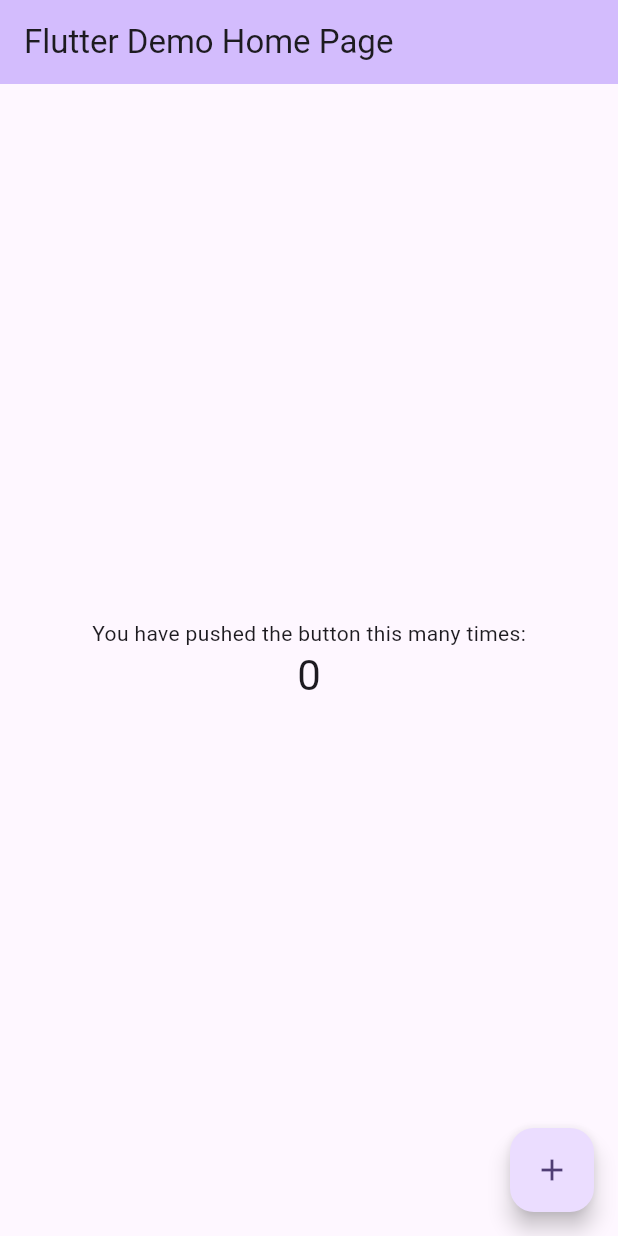
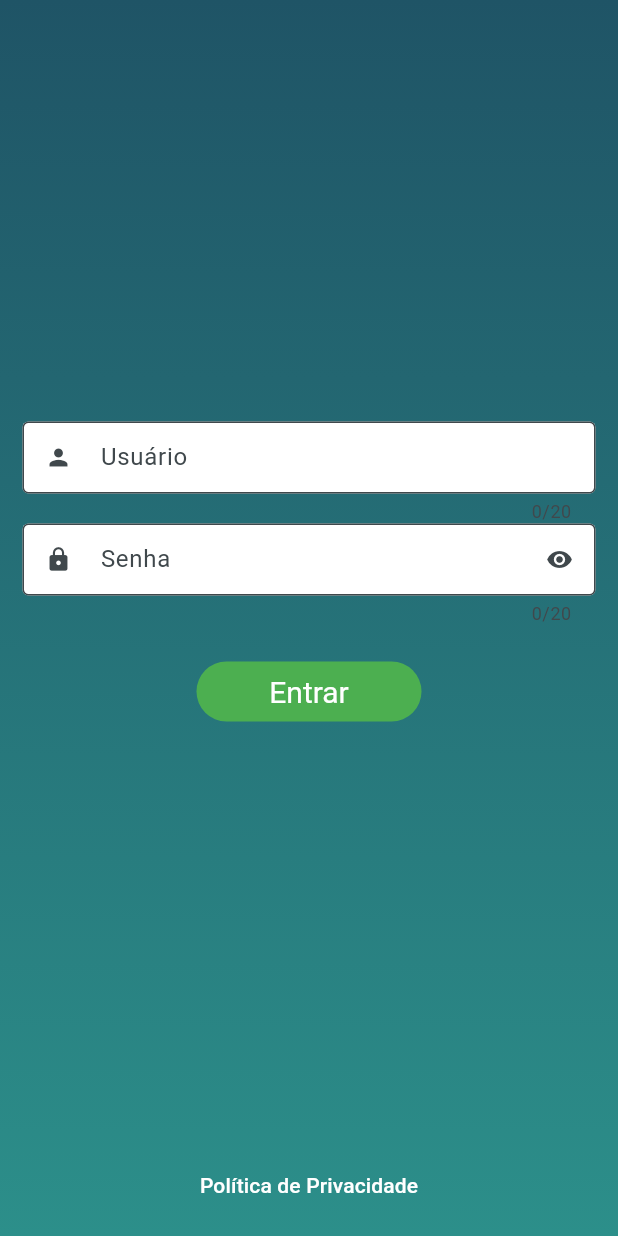
Before and after one commit to edilson14/prova_flutter, a Flutter app: the screen it shows after launch, on a phone screen of 412 x 824 dp. Run offline on Flutter 3.47's test engine with Material 2 defaults, Android fonts, the phone set to English and light mode, and no system bars; our stand-ins replace flutter_mobx, mobx; generated files the repository leaves out were written again.

Commit message:
feat(login): fluxo do login implementado

```diff
--- /dev/null
+++ b/lib/core/messages/messages.dart
@@ -0,0 +1,10 @@
+class AppMessages {
+  AppMessages._();
+
+  static const String required = 'O campo é obrigatório!';
+  static const String moreThanTwoCarcters =
+      'O campo senha deve conter pelo menos 2 caracteres!';
+  static const String spaceAtEnd = 'Não pode finalizar com espaço!';
+  static const String specialCaracter =
+      'A senha não pode conter caracteres especiais!';
+}
--- /dev/null
+++ b/lib/core/styles/app_styles.dart
@@ -0,0 +1,11 @@
+import 'package:flutter/material.dart';
+
+import 'styles.dart';
+
+ButtonStyle loginButtonStyles = TextButton.styleFrom(
+  foregroundColor: AppColors.white,
+  backgroundColor: AppColors.green,
+  textStyle: const TextStyle(
+    fontSize: 20,
+  ),
+);
--- /dev/null
+++ b/lib/core/styles/colors.dart
@@ -0,0 +1,15 @@
+import 'package:flutter/material.dart';
+
+class AppColors {
+  AppColors._();
+
+  static const Color darkGreen = Color(0xff1f5466);
+  static const Color lightGreen = Color(0xff2c8f8a);
+  static const Color green = Colors.green;
+  static const Color white = Colors.white;
+
+  static List<Color> gradientColors = [
+    darkGreen,
+    lightGreen,
+  ];
+}
--- /dev/null
+++ b/lib/core/styles/styles.dart
@@ -0,0 +1,3 @@
+export 'app_styles.dart';
+export 'colors.dart';
+export 'theme.dart';
--- /dev/null
+++ b/lib/core/styles/theme.dart
@@ -0,0 +1,13 @@
+import 'package:flutter/material.dart';
+import 'package:capture_text/core/styles/styles.dart';
+
+ThemeData appTheme = ThemeData(
+  useMaterial3: true,
+  colorScheme: ColorScheme.fromSeed(seedColor: AppColors.darkGreen),
+  inputDecorationTheme: const InputDecorationTheme(
+    filled: true,
+    isDense: true,
+    fillColor: Colors.white,
+    border: OutlineInputBorder(),
+  ),
+);
--- /dev/null
+++ b/lib/core/widgets/gradient.dart
@@ -0,0 +1,30 @@
+import 'package:flutter/material.dart';
+
+import 'package:capture_text/core/styles/styles.dart';
+
+class GradientBackGround extends StatelessWidget {
+  final Widget child;
+
+  const GradientBackGround({
+    super.key,
+    required this.child,
+  });
+
+  @override
+  Widget build(BuildContext context) {
+    return Stack(
+      children: [
+        Container(
+          decoration: BoxDecoration(
+            gradient: LinearGradient(
+              colors: AppColors.gradientColors,
+              begin: Alignment.topCenter,
+              end: Alignment.bottomCenter,
+            ),
+          ),
+        ),
+        child
+      ],
+    );
+  }
+}
--- /dev/null
+++ b/lib/core/widgets/login_form.dart
@@ -0,0 +1,71 @@
+import 'package:capture_text/core/styles/styles.dart';
+import 'package:capture_text/modules/login/store/login_store.dart';
+import 'package:flutter/material.dart';
+import 'package:flutter_mobx/flutter_mobx.dart';
+
+class LoginForm extends StatelessWidget {
+  final LoginStore store;
+  const LoginForm({super.key, required this.store});
+
+  @override
+  Widget build(BuildContext context) {
+    return Padding(
+      padding: const EdgeInsets.all(15.0),
+      child: Form(
+        autovalidateMode: AutovalidateMode.onUserInteraction,
+        key: store.formKey,
+        child: Column(
+          mainAxisAlignment: MainAxisAlignment.center,
+          children: [
+            TextFormField(
+              maxLength: 20,
+              decoration: const InputDecoration(
+                hintText: 'Usuário',
+                border: OutlineInputBorder(),
+                prefixIcon: Icon(
+                  Icons.person,
+                ),
+              ),
+              onChanged: store.setLogin,
+              validator: store.validateLogin,
+            ),
+            Observer(
+              builder: (_) => TextFormField(
+                obscuringCharacter: '*',
+                onChanged: store.setPassword,
+                validator: store.validatePassWord,
+                maxLength: 20,
+                obscureText: store.hidePassWord,
+                decoration: InputDecoration(
+                  hintText: 'Senha',
+                  prefixIcon: const Icon(
+                    Icons.lock,
+                  ),
+                  suffixIcon: IconButton(
+                    onPressed: store.setShowPassword,
+                    icon: Icon(
+                      store.hidePassWord
+                          ? Icons.visibility
+                          : Icons.visibility_off,
+                    ),
+                  ),
+                ),
+              ),
+            ),
+            const SizedBox(
+              height: 20,
+            ),
+            SizedBox(
+              width: 150,
+              child: TextButton(
+                style: loginButtonStyles,
+                onPressed: store.doLogin,
+                child: const Text('Entrar'),
+              ),
+            ),
+          ],
+        ),
+      ),
+    );
+  }
+}
--- /dev/null
+++ b/lib/core/widgets/widgets.dart
@@ -0,0 +1 @@
+export 'gradient.dart';
--- a/lib/main.dart
+++ b/lib/main.dart
@@ -1,4 +1,7 @@
 import 'package:flutter/material.dart';
+
+import 'package:capture_text/core/styles/styles.dart';
+import 'package:capture_text/modules/login/view/login.dart';
 
 void main() {
   runApp(const MyApp());
@@ -7,64 +10,11 @@ void main() {
 class MyApp extends StatelessWidget {
   const MyApp({super.key});
 
-  // This widget is the root of your application.
   @override
   Widget build(BuildContext context) {
     return MaterialApp(
-      title: 'Flutter Demo',
-      theme: ThemeData(
-        colorScheme: ColorScheme.fromSeed(seedColor: Colors.deepPurple),
-        useMaterial3: true,
-      ),
-      home: const MyHomePage(title: 'Flutter Demo Home Page'),
+      theme: appTheme,
+      home: LoginPage(),
     );
   }
 }
-
-class MyHomePage extends StatefulWidget {
-  const MyHomePage({super.key, required this.title});
-
-  final String title;
-
-  @override
-  State<MyHomePage> createState() => _MyHomePageState();
-}
-
-class _MyHomePageState extends State<MyHomePage> {
-  int _counter = 0;
-
-  void _incrementCounter() {
-    setState(() {
-      _counter++;
-    });
-  }
-
-  @override
-  Widget build(BuildContext context) {
-    return Scaffold(
-      appBar: AppBar(
-        backgroundColor: Theme.of(context).colorScheme.inversePrimary,
-        title: Text(widget.title),
-      ),
-      body: Center(
-        child: Column(
-          mainAxisAlignment: MainAxisAlignment.center,
-          children: <Widget>[
-            const Text(
-              'You have pushed the button this many times:',
-            ),
-            Text(
-              '$_counter',
-              style: Theme.of(context).textTheme.headlineMedium,
-            ),
-          ],
-        ),
-      ),
-      floatingActionButton: FloatingActionButton(
-        onPressed: _incrementCounter,
-        tooltip: 'Increment',
-        child: const Icon(Icons.add),
-      ),
-    );
-  }
-}
--- /dev/null
+++ b/lib/modules/login/view/login.dart
@@ -0,0 +1 @@
+export 'login_view.dart';
--- /dev/null
+++ b/lib/modules/login/view/login_view.dart
@@ -0,0 +1,39 @@
+import 'package:capture_text/core/styles/styles.dart';
+import 'package:capture_text/core/widgets/login_form.dart';
+import 'package:capture_text/core/widgets/widgets.dart';
+import 'package:capture_text/modules/login/store/login_store.dart';
+import 'package:flutter/material.dart';
+
+class LoginPage extends StatelessWidget {
+  LoginPage({super.key});
+
+  final LoginStore _loginStore = LoginStore();
+
+  @override
+  Widget build(BuildContext context) {
+    return Material(
+      child: GradientBackGround(
+        child: Column(
+          mainAxisAlignment: MainAxisAlignment.center,
+          children: [
+            Expanded(
+              child: LoginForm(store: _loginStore),
+            ),
+            TextButton(
+              onPressed: _loginStore.openUrl,
+              child: const Text(
+                'Política de Privacidade',
+                style: TextStyle(
+                  color: AppColors.white,
+                ),
+              ),
+            ),
+            const SizedBox(
+              height: 10,
+            )
+          ],
+        ),
+      ),
+    );
+  }
+}
--- a/pubspec.yaml
+++ b/pubspec.yaml
@@ -16,6 +16,8 @@ dependencies:
   flutter_mobx: ^2.1.1
   cupertino_icons: ^1.0.2
   flutter_modular: ^6.3.2
+  shared_preferences: ^2.2.2
+  url_launcher: ^6.2.1
 
 dev_dependencies:
   flutter_test:
```
Also changed, not shown: lib/modules/login/store/login_store.dart (added, +83 -0 lines), lib/modules/login/store/login_store.g.dart (added), pubspec.lock, 8 other files.
